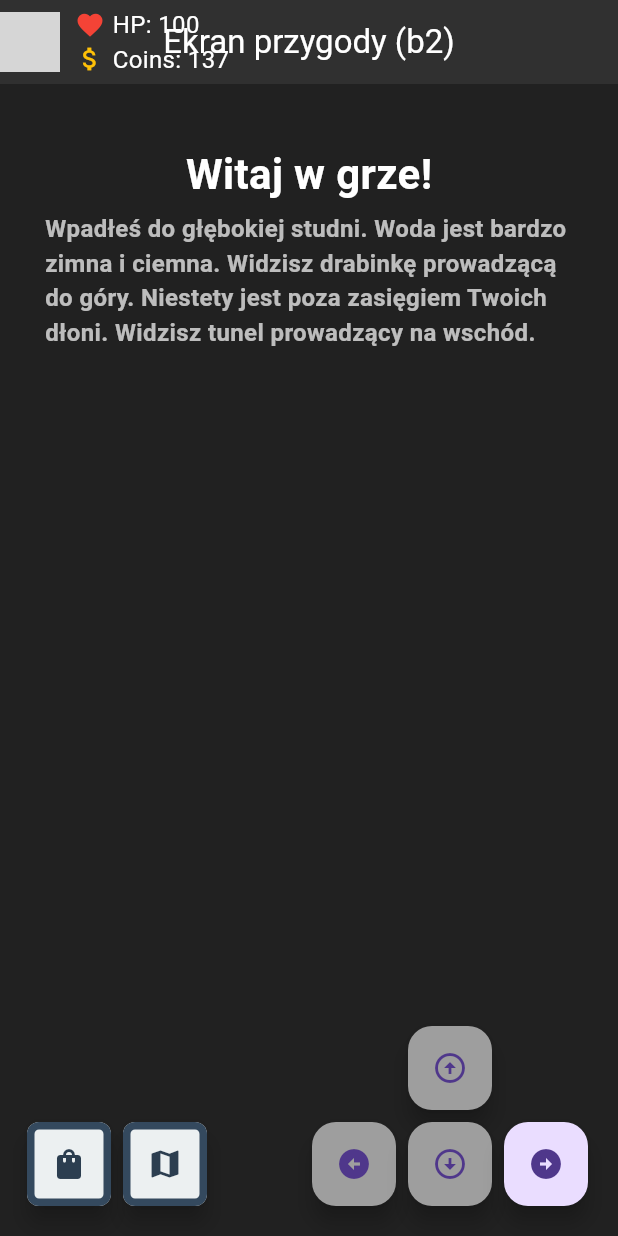
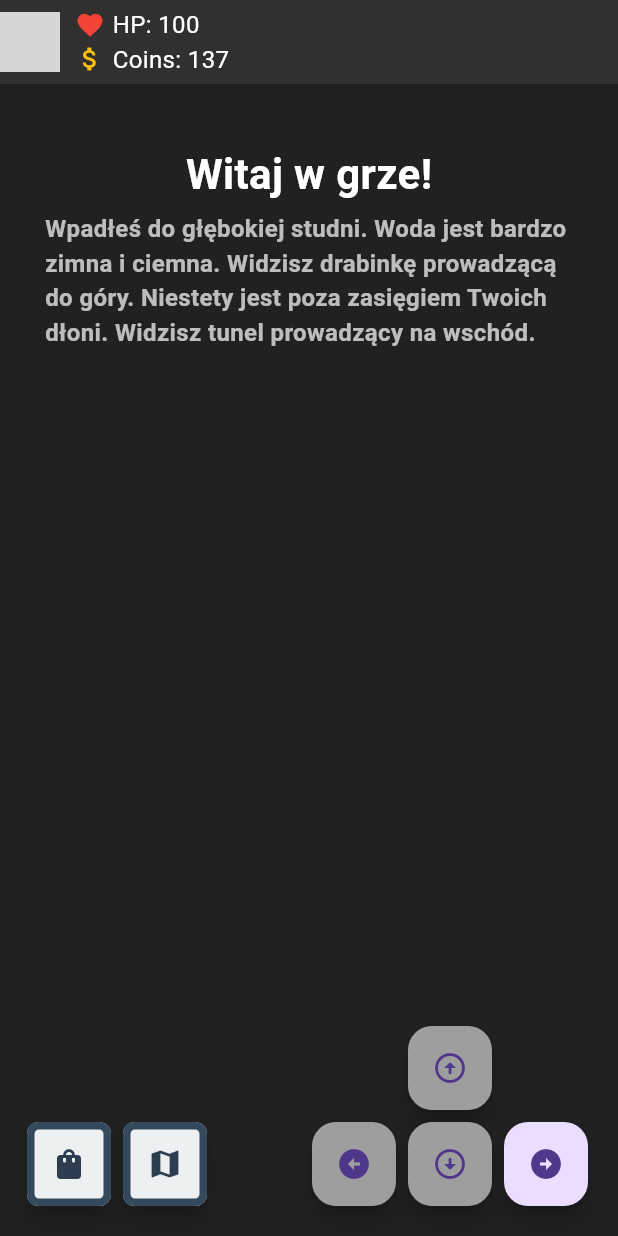
Before and after one commit to Porkite/darth-flutter, a Flutter app: the Game screen opened by its route, on a phone screen of 412 x 824 dp. Run offline on Flutter 3.47's test engine with Material 3 defaults, Android fonts, the phone set to English and light mode, and no system bars; our stand-ins replace file_picker, sensors_plus, tuple; missing offline and left inert: one_dollar_unistroke_recognizer; statements that could not run were skipped; grey boxes are pictures that could not be loaded.

Commit message:
Ostatnie fixy przed zapomnieniem

```diff
--- a/lib/game/game.dart
+++ b/lib/game/game.dart
@@ -62,14 +62,6 @@ class _GameState extends State<Game> {
             PlayerAppBarStatsWidget(),
           ],
         ),
-        title: Selector<GameManager, String>(
-          selector: (_, gm) => gm.getPlayerPositionId(),
-          builder: (_, positionId, __) => Text(
-            'Ekran przygody ($positionId)',
-            style: const TextStyle(color: Colors.white),
-          ),
-        ),
-        centerTitle: true,
       ),
       body: Padding(
         padding: const EdgeInsets.all(30),
--- a/lib/main.dart
+++ b/lib/main.dart
@@ -5,11 +5,14 @@ import 'package:darth_flutter/rat-fight/game-widgets/rat-fight-service.dart';
 import 'package:darth_flutter/service/adventure_manager.dart';
 import 'package:darth_flutter/service/game_manager.dart';
 import 'package:flutter/material.dart';
+import 'package:flutter/services.dart';
 import 'package:provider/provider.dart';
 
 import 'map/minimap-service.dart';
 
 void main() {
+  WidgetsFlutterBinding.ensureInitialized();
+  SystemChrome.setEnabledSystemUIMode(SystemUiMode.immersiveSticky);
   runApp(
     MultiProvider(
       providers: [
--- a/lib/quiz/model/quiz-http.dart
+++ b/lib/quiz/model/quiz-http.dart
@@ -2,28 +2,24 @@ class QuizHttp {
   final String apiUrl;
   final String apiKey;
   final String difficulty;
-  final List<String> categories;
   final int questionNumb;
 
   QuizHttp(
       this.apiUrl,
       this.apiKey,
       this.difficulty,
-      this.categories,
       this.questionNumb);
 
   factory QuizHttp.fromJson(Map<String, dynamic> json) {
     final apiUrl = json['apiUrl'];
     final apiKey = json['apiKey'];
     final difficulty = json['difficulty'];
-    final categories = List<String>.from(json['categories']);
     final questionNumb = json['questionNumb'];
 
     return QuizHttp(
         apiUrl,
         apiKey,
         difficulty,
-        categories,
         questionNumb);
   }
 
--- a/lib/quiz/util/quiz-fetch-util.dart
+++ b/lib/quiz/util/quiz-fetch-util.dart
@@ -21,13 +21,11 @@ class QuizFetchUtil {
 
   static Uri getUri(QuizHttp quizHttp) {
     final random = Random();
-    final randomCategory = quizHttp.categories[random.nextInt(quizHttp.categories.length)];
 
     return Uri.parse(quizHttp.apiUrl).replace(
       queryParameters: {
         'apiKey': quizHttp.apiKey,
         'limit': quizHttp.questionNumb.toString(),
-        'category': randomCategory,
         'difficulty': quizHttp.difficulty,
       },
     );
```
Also changed, not shown: assets/adventures/dungeon.json (+0 -9 lines), lib/game/equipment.dart (+10 -4 lines).
